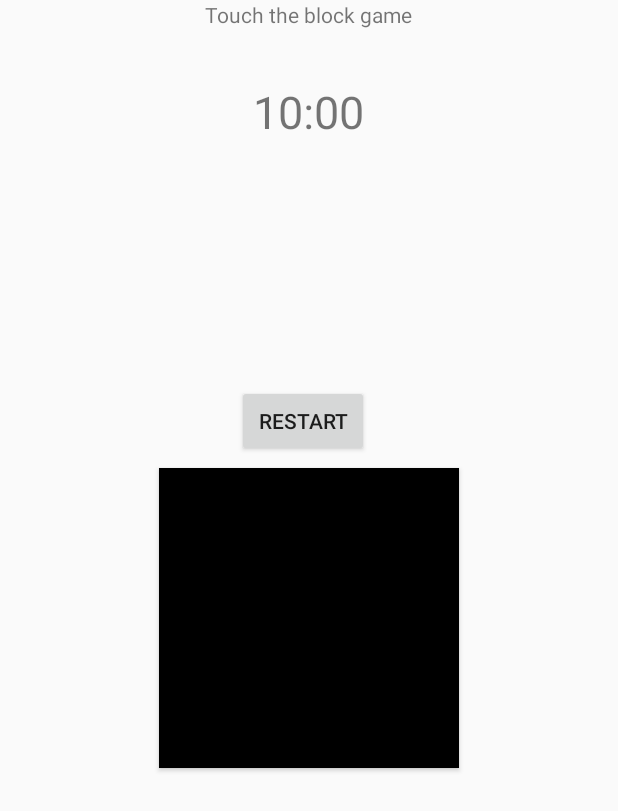
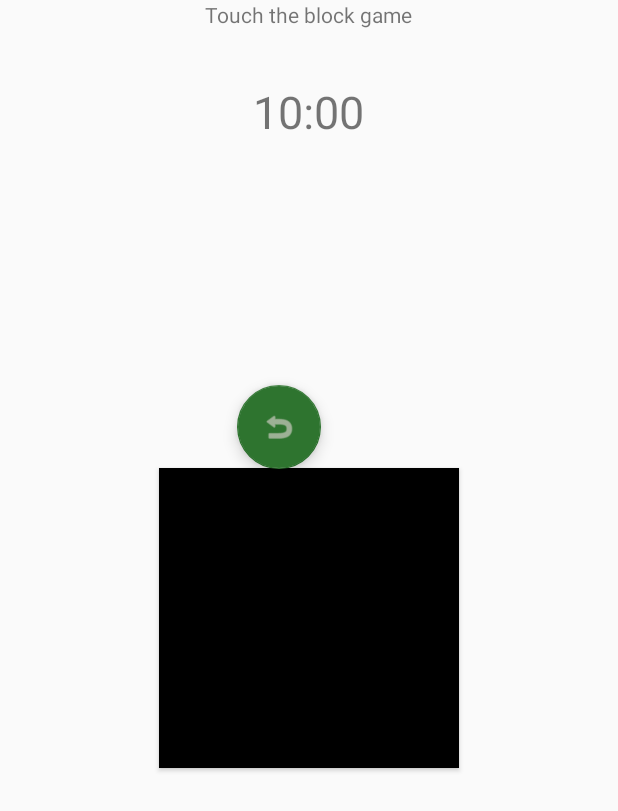
Before and after one commit to sw19-tug/afternoon02, an Android app: the layout touchtheblock.xml on its own in the app's theme, with its tools: preview values and no code run, on a phone screen of 412 x 824 dp. Shown: the top 811 px of the screen. Run offline under Robolectric (Android 15) with nearby library versions, the phone set to English and light mode, and no system bars.

Commit message:
GAMES-014 Changed Restart Button to a Floating action Button  [AG,MS]

```diff
--- a/app/src/main/java/com/example/ultimategames/TouchTheBlock/TTB_Activity.java
+++ b/app/src/main/java/com/example/ultimategames/TouchTheBlock/TTB_Activity.java
@@ -4,6 +4,7 @@ import android.graphics.Point;
 import android.media.MediaPlayer;
 import android.os.Bundle;
 import android.os.CountDownTimer;
+import android.support.design.widget.FloatingActionButton;
 import android.support.v7.app.AppCompatActivity;
 import android.util.Log;
 import android.view.Display;
@@ -53,7 +54,7 @@ public class TTB_Activity extends AppCompatActivity {
         Log.e("height", "" + height);
 
         final Button btn_block = (Button) findViewById(R.id.bt_block);
-        final Button btn_restart = (Button) findViewById(R.id.bt_Restart);
+        final FloatingActionButton btn_restart = (FloatingActionButton) findViewById(R.id.bt_Restart);
         rel_Backround = (RelativeLayout) findViewById(R.id.Rel_Backround);
 
         btn_block.setBackgroundColor(Color.BLACK);
--- a/app/src/main/res/layout/touchtheblock.xml
+++ b/app/src/main/res/layout/touchtheblock.xml
@@ -26,7 +26,7 @@
         android:layout_width="match_parent"
         android:layout_height="match_parent">
 
-        <Button
+        <android.support.design.widget.FloatingActionButton
             android:id="@+id/bt_Restart"
             android:layout_width="wrap_content"
             android:layout_height="wrap_content"
@@ -36,7 +36,10 @@
             android:layout_marginStart="21dp"
             android:layout_marginLeft="21dp"
             android:layout_marginTop="237dp"
-            android:text="Restart" />
+            android:src="@android:drawable/ic_menu_revert"
+            android:text="Restart"
+            android:tint="#E6D9D9"
+            app:backgroundTint="#2E742F" />
 
         <TextView
             android:id="@+id/textView"
```
